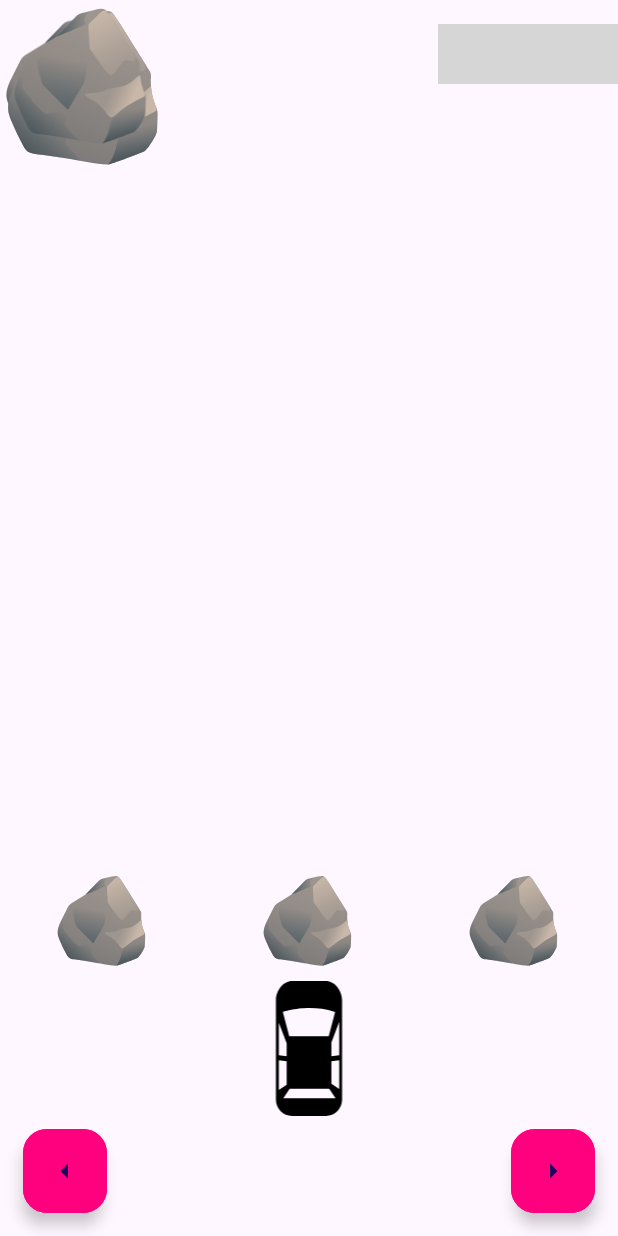
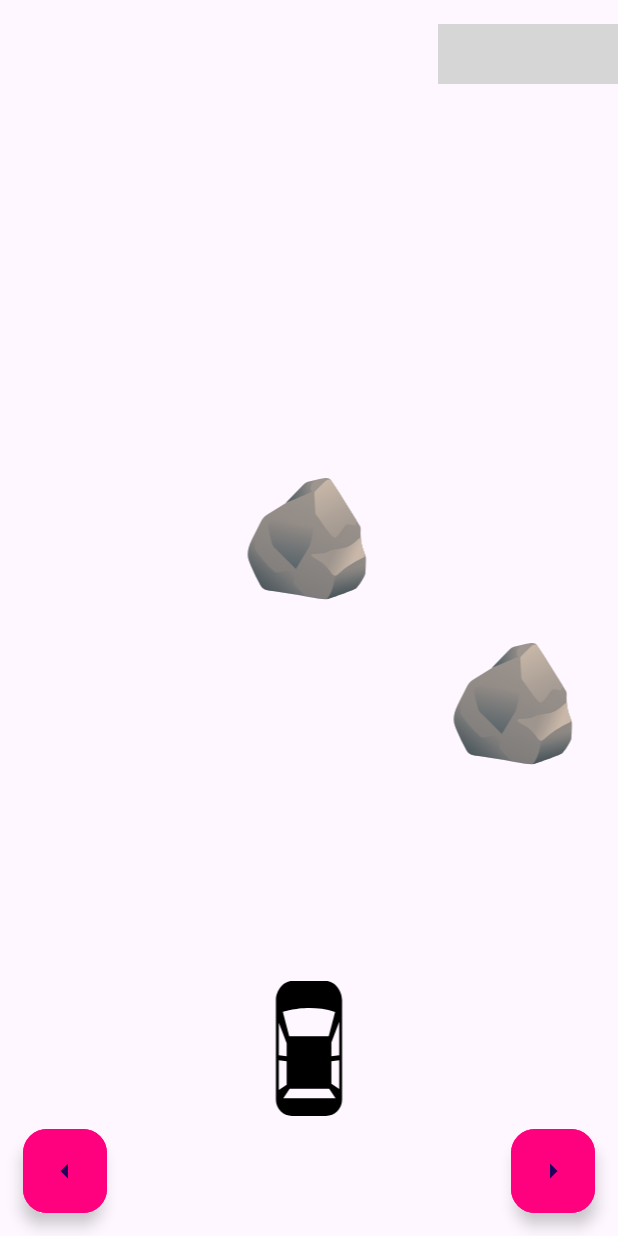
Before and after one commit to yazanateer/carSurvival, an Android app: the screen it shows after launch (MainActivity), on a phone screen of 412 x 824 dp. Run offline under Robolectric (Android 15) with nearby library versions, the phone set to English and light mode, and no system bars; grey boxes are pictures that could not be loaded.

Commit message:
movement of the obstacles

```diff
--- a/app/src/main/java/com/example/carsurvival/MainActivity.kt
+++ b/app/src/main/java/com/example/carsurvival/MainActivity.kt
@@ -7,44 +7,43 @@ import com.google.android.material.floatingactionbutton.ExtendedFloatingActionBu
 import android.widget.RelativeLayout
 import android.os.Handler
 import android.os.Looper
+import com.google.android.material.imageview.ShapeableImageView
 import kotlin.random.Random
 class MainActivity : AppCompatActivity() {
 
     private lateinit var car: Car
-//the obstacles:
+    private val handler = Handler(Looper.getMainLooper())
+    private lateinit var first_obstacle: Obstacle
+    private lateinit var second_obstacle: Obstacle
+    private lateinit var third_obstacle: Obstacle
 
-    private val obstacleList = mutableListOf<Obstacle>() // List to hold obstacles
-    private lateinit var mainLayout: RelativeLayout
-    private val handler = Handler(Looper.getMainLooper())
 
     override fun onCreate(savedInstanceState: Bundle?) {
         super.onCreate(savedInstanceState)
         setContentView(R.layout.activity_main)
 
-        mainLayout = findViewById(R.id.main)
         // Find views using findViewById
         val carView = findViewById<ImageView>(R.id.imageView4)
         val leftButton = findViewById<ExtendedFloatingActionButton>(R.id.floatingActionButton)
         val rightButton = findViewById<ExtendedFloatingActionButton>(R.id.floatingActionButton2)
+        val mainLayout = findViewById<RelativeLayout>(R.id.main) //the relative layout from the xml file
 
         // Get screen width
         val screenWidth = resources.displayMetrics.widthPixels
 
 
 
-
-
-
-
-
-
-
-
-
-
-
         // Initialize the Car object with 3 lanes and pass the car's ImageView
         car = Car(carView, 3)
+        //define each obstacle according to its id in the xml layout
+        val obstacleView5 = findViewById<ShapeableImageView>(R.id.imageView5)
+        val obstacleView6 = findViewById<ShapeableImageView>(R.id.imageView6)
+        val obstacleView7 = findViewById<ShapeableImageView>(R.id.imageView7)
+
+        //declare each obstacle
+        first_obstacle = Obstacle(obstacleView5, 0,  screenWidth / 3f)
+        second_obstacle = Obstacle(obstacleView6, 1, screenWidth / 3f )
+        third_obstacle = Obstacle(obstacleView7, 2,  screenWidth / 3f)
 
 
 
@@ -62,53 +61,49 @@ class MainActivity : AppCompatActivity() {
             car.moveRight()
         }
 
-
-        // Add obstacles
-        addObstacles(screenWidth)
-
-        // Start moving the obstacles
-        startObstacleMovement()
+        //start the movement of the obstacles in random way on the scnreen
+        mainLayout.post {
+            val layoutHeight = mainLayout.height
+            start_movement(layoutHeight)
+        }
     }
 
-    private fun addObstacles(screenWidth: Int) {
-        // Add obstacles to each lane
-        addObstacleInLane(0, screenWidth) // Left lane
-        addObstacleInLane(1, screenWidth) // Center lane
-        addObstacleInLane(2, screenWidth) // Right lane
+    private fun start_movement(height: Int) {
+
+        val obstacle_speed = 55
+        val time_update = 50L
+        val random_value = Random(System.currentTimeMillis())
+
+        //moving each obstacle:
+        handler.postDelayed({
+            move(first_obstacle, obstacle_speed, height, time_update)
+        }, random_value.nextLong(0, 2000)) // Random delay between 0 and 2 seconds
+
+        // Start moving obstacle 2
+        handler.postDelayed({
+            move(second_obstacle, obstacle_speed, height, time_update)
+        }, random_value.nextLong(500, 3000)) // Random delay between 1 and 3 seconds
+
+        // Start moving obstacle 3
+        handler.postDelayed({
+            move(third_obstacle, obstacle_speed, height, time_update)
+        }, random_value.nextLong(1000, 4000)) // Random delay between 2 and 4 seconds
+
     }
 
-    private fun addObstacleInLane(lane: Int, screenWidth: Int) {
-        // Create and position an obstacle in the given lane
-        val obstacle = Obstacle( lane, screenWidth / 3f, this)
-        mainLayout.addView(obstacle.getView()) // Add the obstacle to the main layout
-        obstacleList.add(obstacle) // Add to list for managing movement
-    }
-
-    private fun startObstacleMovement() {
-        // Handler to move the obstacles down the screen at regular intervals
-        val speed = 10 // Speed of obstacle movement
-        val updateInterval = 50L // Time interval (in milliseconds)
-
-        handler.post(object : Runnable {
-            override fun run() {
-                for (obstacle in obstacleList) {
-                    // Move each obstacle down
-                    obstacle.move(speed)
-
-                    // Check if the obstacle is out of the screen
-                    if (obstacle.check_isValid_position(mainLayout.height)) {
-                        obstacle.reset_view() // Reset position if out of view
-                    }
-
-                    // Optional: Collision detection (can be implemented later)
-                }
-
-                // Repeat the obstacle movement
-                handler.postDelayed(this, updateInterval)
+    private fun move(obstacle: Obstacle, obstacleSpeed: Int, height: Int, time_update: Long) {
+    handler.post(object: Runnable {
+        override fun run(){
+            obstacle.move(obstacleSpeed)
+            if(obstacle.checkIsValidPosition(height)){
+                handler.postDelayed({obstacle.reset_view()}, Random.nextLong(500,2000))
+                handler.postDelayed(this, Random.nextLong(500,2000))
+            }else {
+                handler.postDelayed(this, time_update)
             }
-        })
+            }
+    })
     }
 
 
-
-    }
+}
--- a/app/src/main/java/com/example/carsurvival/Obstacle.kt
+++ b/app/src/main/java/com/example/carsurvival/Obstacle.kt
@@ -4,29 +4,30 @@ import android.content.Context
 import android.widget.ImageView
 import android.widget.RelativeLayout
 
-class Obstacle(private val lane: Int, private val laneWidth: Float, context: Context) {
-    private val obstacleView: ImageView = ImageView(context)
+class Obstacle(private val obstacleView: ImageView, private val lane: Int , private val laneWidth: Float) {
+
     init{
-        obstacleView.setImageResource(R.drawable.rock_svgrepo_com) //the icon of the obstacle
-        obstacleView.layoutParams = RelativeLayout.LayoutParams(100, 100) // the size of the icon
-        setPosition()
+        obstacleView.post {
+            setPosition()
+        }
     }
 
     private fun setPosition() {
-        obstacleView.x = laneWidth * lane + (laneWidth - 100) / 2
-        obstacleView.y = -100f //set the start position of the obstacle in the top of the screen
+        obstacleView.x = laneWidth * lane + (laneWidth - obstacleView.width) / 2
     }
 
-    fun check_isValid_position(height_obstacle : Int): Boolean{
-        return obstacleView.y > height_obstacle
+
+    fun checkIsValidPosition(heightObstacle : Int): Boolean{
+        return obstacleView.y > heightObstacle
     }
 
-    fun move(obstacle_speed: Int) {
-        obstacleView.y +=  obstacle_speed
+    fun move(obstacleSpeed: Int) {
+        obstacleView.y +=  obstacleSpeed
 
     }
 
-    fun reset_view() {
+    fun reset_view() { //reset the obstacle to the top of the page
+        obstacleView.y = -obstacleView.height.toFloat()
         setPosition()
     }
 
--- a/app/src/main/res/layout/activity_main.xml
+++ b/app/src/main/res/layout/activity_main.xml
@@ -81,22 +81,22 @@
 
     <com.google.android.material.imageview.ShapeableImageView
         android:id="@+id/imageView5"
-        android:layout_width="91dp"
-        android:layout_height="104dp"
+        android:layout_width="90dp"
+        android:layout_height="90dp"
         app:srcCompat="@drawable/rock_svgrepo_com"
        />
 
     <com.google.android.material.imageview.ShapeableImageView
         android:id="@+id/imageView6"
-        android:layout_width="114dp"
-        android:layout_height="115dp"
+        android:layout_width="90dp"
+        android:layout_height="90dp"
         app:srcCompat="@drawable/rock_svgrepo_com"
          />
 
     <com.google.android.material.imageview.ShapeableImageView
         android:id="@+id/imageView7"
-        android:layout_width="110dp"
-        android:layout_height="100dp"
+        android:layout_width="90dp"
+        android:layout_height="90dp"
         app:srcCompat="@drawable/rock_svgrepo_com"
         />
 </RelativeLayout>
```
